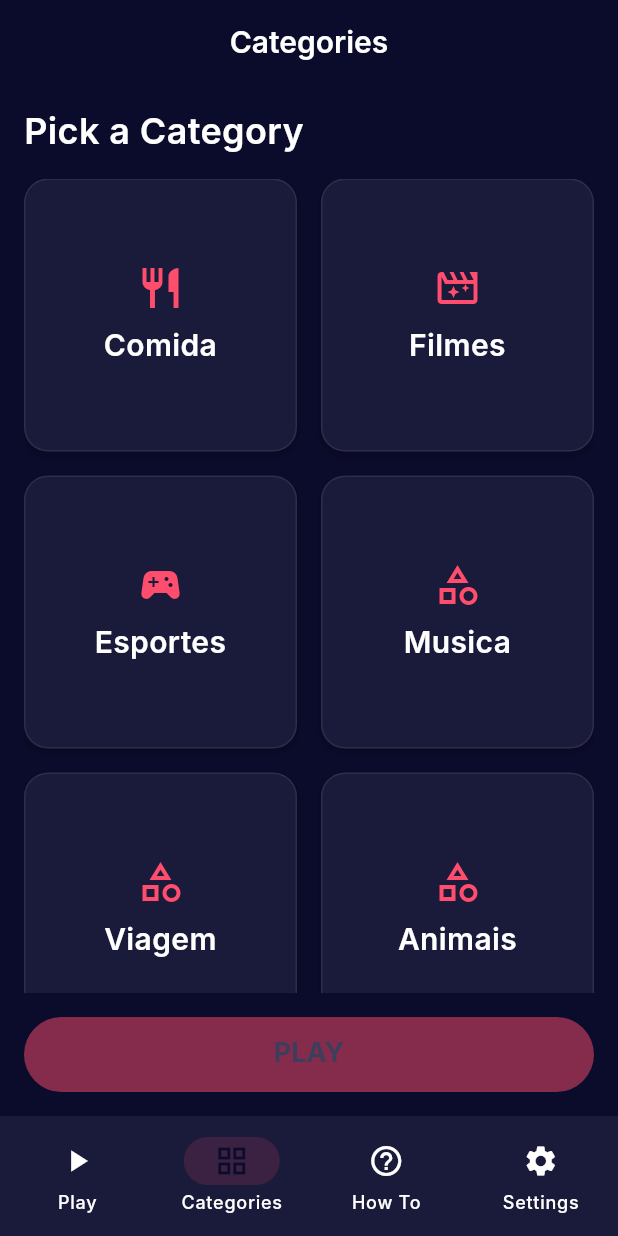
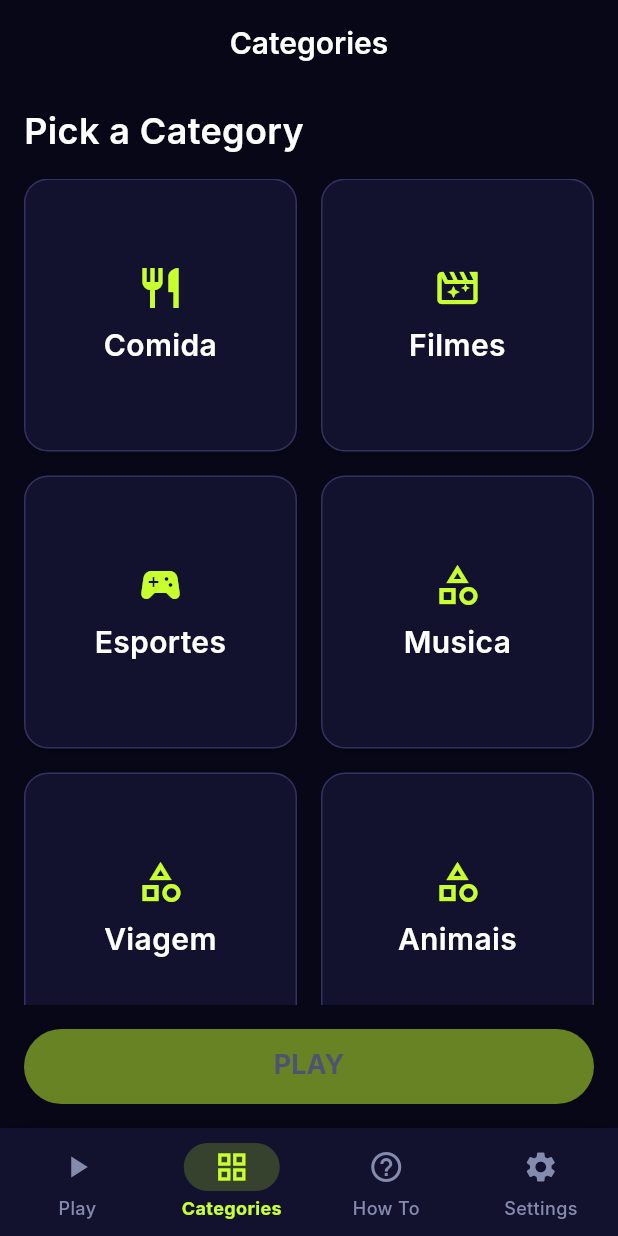
Before and after one commit to gustavomaes/out_of_the_loop, a Flutter app: the screen it shows after launch, item 2 of the bottom bar chosen, on a phone screen of 412 x 824 dp. Run offline on Flutter 3.47's test engine with Material 3 defaults, Android fonts, the phone set to English and light mode, and no system bars; our stand-ins replace shared_preferences; Roboto replaces fonts that are missing (Poppins); project files that could hold a hidden picture were left out.

Commit message:
feat: Phase 1 da spec stitch-design-refresh

```diff
--- a/lib/src/app/app_shell.dart
+++ b/lib/src/app/app_shell.dart
@@ -79,7 +79,13 @@ class _DiscoveryNavigationBar extends StatelessWidget {
 
   @override
   Widget build(BuildContext context) {
-    return NavigationBar(
+    return DecoratedBox(
+      decoration: const BoxDecoration(
+        border: Border(top: BorderSide(color: AppColors.borderDefault)),
+        boxShadow: AppShadows.lg,
+      ),
+      child: NavigationBar(
+        height: 72,
         backgroundColor: AppColors.backgroundSecondary,
         indicatorColor: AppColors.overlayGlow,
         selectedIndex: _selectedIndex,
@@ -91,10 +97,17 @@ class _DiscoveryNavigationBar extends StatelessWidget {
         },
         destinations: const [
           NavigationDestination(icon: Icon(Icons.play_arrow), label: 'Play'),
-        NavigationDestination(icon: Icon(Icons.grid_view), label: 'Categories'),
-        NavigationDestination(icon: Icon(Icons.help_outline), label: 'How To'),
+          NavigationDestination(
+            icon: Icon(Icons.grid_view),
+            label: 'Categories',
+          ),
+          NavigationDestination(
+            icon: Icon(Icons.help_outline),
+            label: 'How To',
+          ),
           NavigationDestination(icon: Icon(Icons.settings), label: 'Settings'),
         ],
+      ),
     );
   }
 
--- a/lib/src/shared/widgets/otl_button.dart
+++ b/lib/src/shared/widgets/otl_button.dart
@@ -84,7 +84,7 @@ class OtlButton extends StatelessWidget {
           RoundedRectangleBorder(borderRadius: AppRadius.borderFull),
         ),
         elevation: WidgetStateProperty.resolveWith(_elevation),
-        shadowColor: const WidgetStatePropertyAll(AppColors.overlayGlow),
+        shadowColor: const WidgetStatePropertyAll(AppColors.primaryMain),
       ),
       child: Text(label),
     );
@@ -112,9 +112,12 @@ class OtlButton extends StatelessWidget {
     if (states.contains(WidgetState.disabled)) {
       return AppColors.textDisabled;
     }
+    if (variant == OtlButtonVariant.primary) {
+      return AppColors.backgroundPrimary;
+    }
     if (variant == OtlButtonVariant.outline) {
       return states.contains(WidgetState.pressed)
-          ? AppColors.textPrimary
+          ? AppColors.backgroundPrimary
           : AppColors.primaryMain;
     }
     return AppColors.textPrimary;
@@ -135,14 +138,16 @@ class OtlButton extends StatelessWidget {
     if (states.contains(WidgetState.pressed)) {
       return switch (variant) {
         OtlButtonVariant.primary => AppColors.primaryDark,
-        OtlButtonVariant.secondary => AppColors.backgroundSecondary,
+        OtlButtonVariant.secondary => AppColors.secondaryDark.withValues(
+          alpha: 0.28,
+        ),
         OtlButtonVariant.outline => AppColors.primaryMain,
       };
     }
     if (states.contains(WidgetState.focused)) {
       return switch (variant) {
         OtlButtonVariant.primary => AppColors.primaryLight,
-        OtlButtonVariant.secondary => AppColors.backgroundTertiary,
+        OtlButtonVariant.secondary => AppColors.overlayMagentaGlow,
         OtlButtonVariant.outline => AppColors.overlayGlow,
       };
     }
@@ -169,7 +174,9 @@ class OtlButton extends StatelessWidget {
     final color = states.contains(WidgetState.disabled)
         ? AppColors.textDisabled
         : states.contains(WidgetState.focused)
-        ? AppColors.warning
+        ? AppColors.borderFocus
+        : variant == OtlButtonVariant.secondary
+        ? AppColors.secondaryMain
         : AppColors.primaryMain;
     return BorderSide(color: color, width: 2);
   }
--- a/lib/src/shared/widgets/otl_card.dart
+++ b/lib/src/shared/widgets/otl_card.dart
@@ -7,6 +7,7 @@ class OtlCard extends StatelessWidget {
     required this.child,
     this.padding = const EdgeInsets.all(AppSpacing.md),
     this.selected = false,
+    this.accented = false,
     this.accentColor,
     super.key,
   });
@@ -14,23 +15,31 @@ class OtlCard extends StatelessWidget {
   final Widget child;
   final EdgeInsetsGeometry padding;
   final bool selected;
+  final bool accented;
   final Color? accentColor;
 
   @override
   Widget build(BuildContext context) {
     final highlight = accentColor ?? AppColors.primaryMain;
+    final highlighted = selected || accented;
 
     return AnimatedContainer(
       duration: AppDurations.fast,
       curve: AppCurves.defaultCurve,
       padding: padding,
       decoration: BoxDecoration(
-        color: selected ? AppColors.overlayGlow : AppColors.backgroundSecondary,
+        color: highlighted
+            ? Color.alphaBlend(
+                AppColors.overlayGlow,
+                AppColors.backgroundSecondary,
+              )
+            : AppColors.backgroundSecondary,
         borderRadius: AppRadius.borderLg,
         border: Border.all(
-          color: selected ? highlight : AppColors.borderDefault,
+          color: highlighted ? highlight : AppColors.borderDefault,
+          width: highlighted ? 2 : 1,
         ),
-        boxShadow: selected ? AppShadows.glow : AppShadows.sm,
+        boxShadow: highlighted ? AppShadows.glow : AppShadows.sm,
       ),
       child: child,
     );
--- a/lib/src/shared/widgets/timers/progress_timer.dart
+++ b/lib/src/shared/widgets/timers/progress_timer.dart
@@ -28,6 +28,11 @@ class ProgressTimer extends StatelessWidget {
     return Semantics(
       label: 'Timer progress',
       value: '${(progress * 100).round()} percent',
+      child: DecoratedBox(
+        decoration: BoxDecoration(
+          borderRadius: AppRadius.borderFull,
+          boxShadow: isWarning ? AppShadows.magentaGlow : AppShadows.glow,
+        ),
         child: ClipRRect(
           borderRadius: AppRadius.borderFull,
           child: SizedBox(
@@ -41,6 +46,7 @@ class ProgressTimer extends StatelessWidget {
             ),
           ),
         ),
+      ),
     );
   }
 }
--- a/lib/src/theme/app_tokens.dart
+++ b/lib/src/theme/app_tokens.dart
@@ -1,33 +1,36 @@
 import 'package:flutter/material.dart';
 
 abstract final class AppColors {
-  static const backgroundPrimary = Color(0xFF0B0B2B);
-  static const backgroundSecondary = Color(0xFF1A1A3A);
-  static const backgroundTertiary = Color(0xFF2C2C54);
+  static const backgroundPrimary = Color(0xFF070718);
+  static const backgroundSecondary = Color(0xFF12122E);
+  static const backgroundTertiary = Color(0xFF1D1D43);
 
-  static const primaryMain = Color(0xFFFF4D6D);
-  static const primaryLight = Color(0xFFFF758F);
-  static const primaryDark = Color(0xFFC9184A);
+  static const primaryMain = Color(0xFFC8FF2E);
+  static const primaryLight = Color(0xFFE2FF7A);
+  static const primaryDark = Color(0xFF8FC71F);
 
-  static const secondaryMain = Color(0xFFFFB703);
-  static const secondaryLight = Color(0xFFFFC633);
-  static const secondaryDark = Color(0xFFCC9200);
+  static const secondaryMain = Color(0xFFFF3DF2);
+  static const secondaryLight = Color(0xFFFF78F7);
+  static const secondaryDark = Color(0xFFC218B7);
 
   static const textPrimary = Color(0xFFFFFFFF);
-  static const textSecondary = Color(0xFFB0B3C8);
-  static const textTertiary = Color(0xFF6C6F8D);
-  static const textDisabled = Color(0xFF3D3D5C);
+  static const textSecondary = Color(0xFFC8CCE5);
+  static const textTertiary = Color(0xFF858AAF);
+  static const textDisabled = Color(0xFF4E5273);
 
-  static const success = Color(0xFF4CAF50);
-  static const error = Color(0xFFE63946);
-  static const warning = Color(0xFFFFB703);
-  static const info = Color(0xFF3B82F6);
+  static const success = Color(0xFF59E88B);
+  static const error = Color(0xFFFF4D6D);
+  static const warning = Color(0xFFFFC857);
+  static const info = Color(0xFF5AA9FF);
 
-  static const borderDefault = Color(0xFF2E2E4A);
-  static const borderFocus = Color(0xFFFF4D6D);
+  static const borderDefault = Color(0xFF30345F);
+  static const borderStrong = Color(0xFF626993);
+  static const borderFocus = Color(0xFFC8FF2E);
 
   static const overlayDark = Color(0x99000000);
-  static const overlayGlow = Color(0x26FF4D6D);
+  static const overlayGlow = Color(0x33C8FF2E);
+  static const overlayGlowStrong = Color(0x66C8FF2E);
+  static const overlayMagentaGlow = Color(0x33FF3DF2);
 }
 
 abstract final class AppSpacing {
@@ -67,7 +70,7 @@ abstract final class AppShadows {
   ];
 
   static const md = <BoxShadow>[
-    BoxShadow(color: Color(0x4DFF4D6D), offset: Offset(0, 4), blurRadius: 12),
+    BoxShadow(color: Color(0x4DC8FF2E), offset: Offset(0, 4), blurRadius: 12),
   ];
 
   static const lg = <BoxShadow>[
@@ -75,7 +78,11 @@ abstract final class AppShadows {
   ];
 
   static const glow = <BoxShadow>[
-    BoxShadow(color: Color(0x99FF4D6D), blurRadius: 8),
+    BoxShadow(color: Color(0x99C8FF2E), blurRadius: 12),
+  ];
+
+  static const magentaGlow = <BoxShadow>[
+    BoxShadow(color: Color(0x80FF3DF2), blurRadius: 12),
   ];
 }
 
@@ -183,7 +190,7 @@ abstract final class AppTypography {
     fontSize: 18,
     height: 1,
     fontWeight: FontWeight.w700,
-    color: AppColors.textPrimary,
+    color: AppColors.backgroundPrimary,
   );
 
   static const buttonSecondary = TextStyle(
@@ -200,9 +207,9 @@ abstract final class OutOfTheLoopTheme {
   static ThemeData get dark {
     final colorScheme = const ColorScheme.dark(
       primary: AppColors.primaryMain,
-      onPrimary: AppColors.textPrimary,
+      onPrimary: AppColors.backgroundPrimary,
       secondary: AppColors.secondaryMain,
-      onSecondary: AppColors.backgroundPrimary,
+      onSecondary: AppColors.textPrimary,
       error: AppColors.error,
       onError: AppColors.textPrimary,
       surface: AppColors.backgroundSecondary,
@@ -232,10 +239,11 @@ abstract final class OutOfTheLoopTheme {
         backgroundColor: AppColors.backgroundPrimary,
         foregroundColor: AppColors.textPrimary,
         surfaceTintColor: Colors.transparent,
+        titleTextStyle: AppTypography.h3,
       ),
       inputDecorationTheme: const InputDecorationTheme(
         filled: true,
-        fillColor: AppColors.backgroundTertiary,
+        fillColor: AppColors.backgroundSecondary,
         border: OutlineInputBorder(
           borderRadius: AppRadius.borderMd,
           borderSide: BorderSide(color: AppColors.borderDefault),
@@ -246,8 +254,31 @@ abstract final class OutOfTheLoopTheme {
         ),
         focusedBorder: OutlineInputBorder(
           borderRadius: AppRadius.borderMd,
-          borderSide: BorderSide(color: AppColors.borderFocus),
+          borderSide: BorderSide(color: AppColors.borderFocus, width: 2),
         ),
+      ),
+      navigationBarTheme: NavigationBarThemeData(
+        backgroundColor: AppColors.backgroundSecondary,
+        indicatorColor: AppColors.overlayGlow,
+        surfaceTintColor: Colors.transparent,
+        labelTextStyle: WidgetStateProperty.resolveWith((states) {
+          final color = states.contains(WidgetState.selected)
+              ? AppColors.primaryMain
+              : AppColors.textTertiary;
+          return AppTypography.label.copyWith(
+            color: color,
+            fontWeight: states.contains(WidgetState.selected)
+                ? FontWeight.w700
+                : FontWeight.w500,
+          );
+        }),
+        iconTheme: WidgetStateProperty.resolveWith((states) {
+          return IconThemeData(
+            color: states.contains(WidgetState.selected)
+                ? AppColors.primaryMain
+                : AppColors.textTertiary,
+          );
+        }),
       ),
     );
   }
```
Also changed, not shown: lib/src/shared/widgets/otl_text_field.dart (+7 -1 lines), lib/src/shared/widgets/player_avatar.dart (+21 -5 lines), lib/src/shared/widgets/timers/circular_timer.dart (+5 -3 lines), 8 other files. Lines whose indentation alone changed are shown as unchanged.
